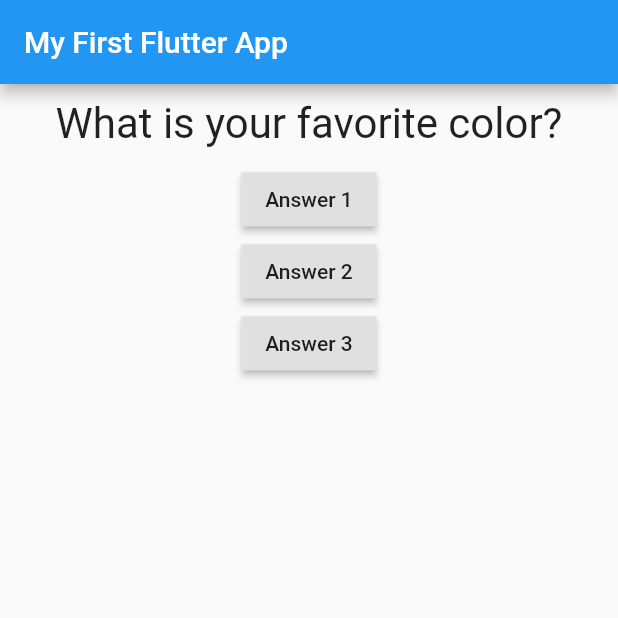
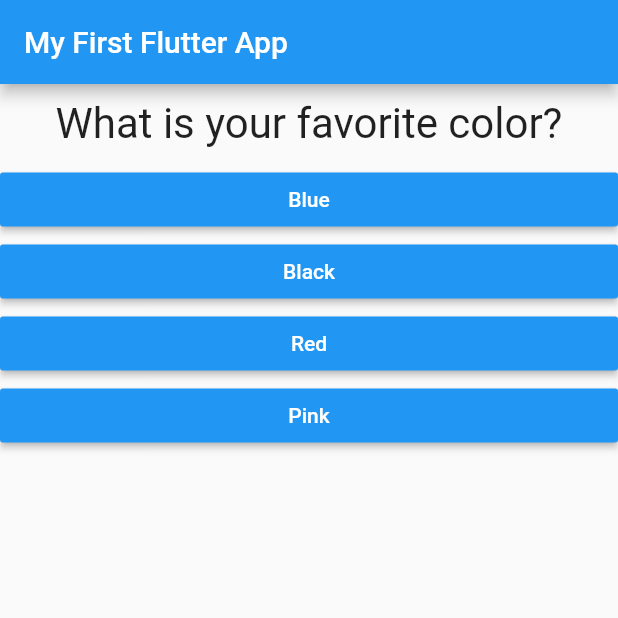
Before and after one commit to sanchit48/Quiz, a Flutter app: the screen it shows after launch, on a phone screen of 412 x 824 dp, the top half of it. Run offline on Flutter 3.47's test engine with Material 2 defaults, Android fonts, the phone set to English and light mode, and no system bars.

Commit message:
This adds some new files and add content to the existing files.

```diff
--- /dev/null
+++ b/lib/answer.dart
@@ -0,0 +1,20 @@
+import 'package:flutter/material.dart';
+class Answer extends StatelessWidget {
+
+	final Function selectHandler;
+	final String answerText;
+	Answer(this.selectHandler, this.answerText);
+
+  	@override
+  	Widget build(BuildContext context) {
+    	return Container(
+    		width: double.infinity,
+		  	child: RaisedButton(
+				color: Colors.blue,
+				textColor: Colors.white,
+			    child: Text(answerText),
+			    onPressed: selectHandler,
+          ),
+        );
+    }
+}
--- a/lib/main.dart
+++ b/lib/main.dart
@@ -1,67 +1,90 @@
 import 'package:flutter/material.dart';
-import './question.dart';
+import 'package:practice1/result.dart';
+import './quiz.dart';
+import './result.dart';
 
-void main()
-{
+void main() {
     runApp(MyApp());
 }
 
-class MyApp extends StatefulWidget
-{
+class MyApp extends StatefulWidget {
+
 	@override
-	State<StatefulWidget> createState()
-	{
-		// TODO: implement createState
+	State<StatefulWidget> createState() {
 		return _MyAppState();
 	}
+
 }
 
-class _MyAppState extends State<MyApp>
-{
+class _MyAppState extends State<MyApp> {
+
+	static const _questions = [
+		{
+			'questionText': 'What is your favorite color?',
+			'answers': [
+				{'text' : 'Blue', 'score' : 10 },
+				{'text' : 'Black', 'score' : 9 },
+				{'text' : 'Red', 'score' : 6 },
+				{'text' : 'Pink', 'score' : 3 },
+			],
+		},
+
+		{
+			'questionText': 'What is your favorite animal?',
+			'answers': [
+				{'text' : 'Tiger', 'score' : 10 },
+				{'text' : 'Lion', 'score' : 5 },
+				{'text' : 'Pigeon', 'score' : 8 },
+				{'text' : 'Rabbit', 'score': 7 },
+			],
+		},
+
+		{
+			'questionText': 'What is your favorite picture?',
+			'answers': [
+				{'text' : 'The Departed', 'score' : 7 },
+				{'text' : 'Fury', 'score': 10 },
+				{'text' : 'Shutter Island', 'score' : 12 },
+				{'text' : 'Rabbit', 'score': 7 },
+			],
+		}
+	];
+
 	var _questionIndex = 0;
+	var _totalScore = 0;
 
-	void _answerChosen()
-	{
+	void _resetQuiz() {
+
 		// calls build method
-		setState()
-		{
+		setState(() {
+			_questionIndex = 0;
+			_totalScore = 0;
+     	});
+	}
+
+	void _answerChosen(int score) {
+
+		_totalScore += score;
+
+		// calls build method
+		setState(() {
 			_questionIndex++;
-
-		}
-		print(_questionIndex);
+		});
 	}
 
 	@override
-	Widget build(BuildContext context)
-	{
-		var questions =
-		[
-			'What is your favorite color?',
-			'What is your fav celebrity'
-		];
+	Widget build(BuildContext context) {
 
 		// widget tree
-		return MaterialApp
-		(
-			home: Scaffold
-			(
-				appBar: AppBar
-				(
+		return MaterialApp(
+			home: Scaffold(
+				appBar: AppBar(
 					title: Text('My First Flutter App'),
 				),
-				body: Column
-				(
-						children:
-						[
-							Question(
-								questions[_questionIndex],
-							),
-							RaisedButton(child: Text('Answer 1'), onPressed: _answerChosen),
-							RaisedButton(child: Text('Answer 2'), onPressed: _answerChosen),
-							RaisedButton(child: Text('Answer 3'), onPressed: () => print("H")),
-						],
-				)
-			),
-		);
+				body: _questionIndex < _questions.length
+				? Quiz(answerChosen: _answerChosen, questions: _questions, questionIndex: _questionIndex,)
+				: Result(_totalScore, _resetQuiz),
+			  ),
+			);
   	 }
 }
--- /dev/null
+++ b/lib/quiz.dart
@@ -0,0 +1,35 @@
+import 'package:flutter/material.dart';
+import './question.dart';
+import './answer.dart';
+
+class Quiz extends StatelessWidget {
+
+	final List<Map<String, Object>> questions;
+	final questionIndex;
+	final Function answerChosen;
+
+	Quiz({
+		@ required this.answerChosen,
+		@ required this.questions,
+		@ required this.questionIndex,
+	});
+
+	@override
+	Widget build(BuildContext context) {
+		return Column(
+			children:[
+				Question(
+					questions[questionIndex]['questionText'],
+				),
+
+					// map returns a iterable which is converted to list by toList()
+				...(questions[questionIndex]['answers'] as List<Map<String, Object>>).map((answer) {
+
+					return Answer(() => answerChosen(answer['score']), answer['text']);
+
+				}).toList()
+				// passing pointer
+			],
+		);
+	}
+}
```
Also changed, not shown: lib/question.dart (+3 -4 lines), lib/result.dart (added, +43 -0 lines).
